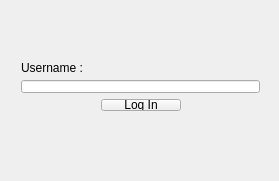
Above: Babel_Client/mainwindow.ui from atidot3/Babel before the change. Below: the same form after it.
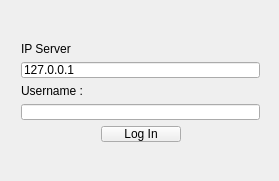
That is the form after the change. Icons and pictures are not drawn.

Commit message: Client / server creation

Diff of the .ui file:
```diff
--- a/Babel_Client/mainwindow.ui
+++ b/Babel_Client/mainwindow.ui
@@ -34,12 +34,26 @@
     <property name="geometry">
      <rect>
       <x>10</x>
-      <y>50</y>
+      <y>31</y>
       <width>261</width>
-      <height>72</height>
+      <height>121</height>
      </rect>
     </property>
     <layout class="QVBoxLayout" name="verticalLayout">
+     <item>
+      <widget class="QLabel" name="label_2">
+       <property name="text">
+        <string>IP Server</string>
+       </property>
+      </widget>
+     </item>
+     <item>
+      <widget class="QLineEdit" name="tvIpServer">
+       <property name="text">
+        <string>127.0.0.1</string>
+       </property>
+      </widget>
+     </item>
      <item>
       <widget class="QLabel" name="label">
        <property name="text">
```
Left out of the diff: 2 changed lines with no effect on the pictures. The commit also changes 12 other files.
